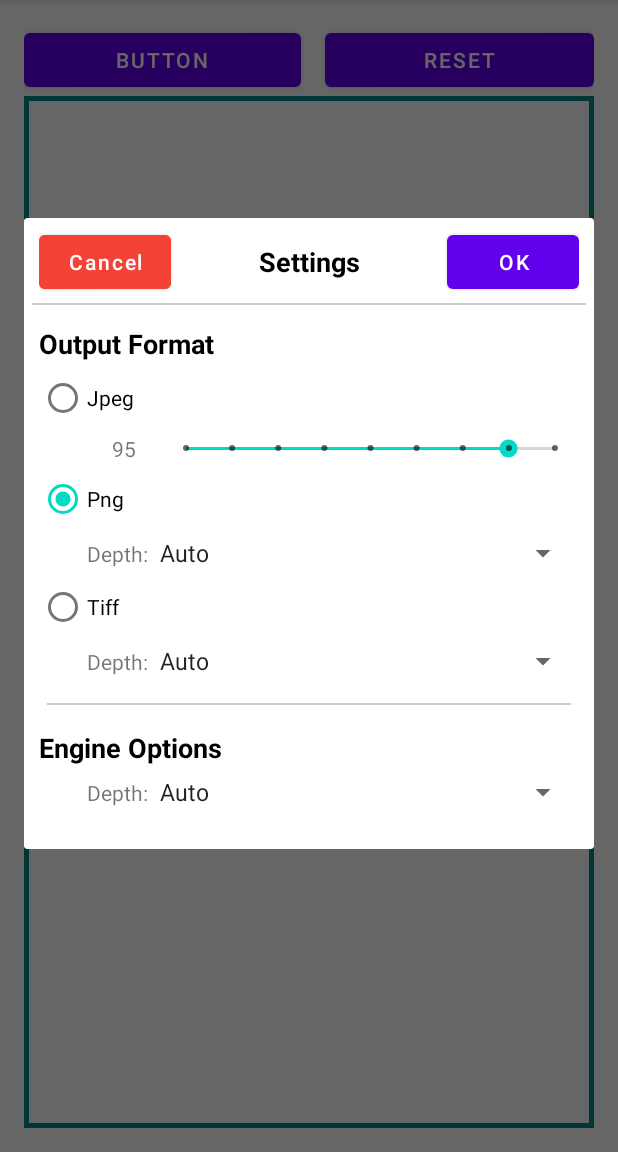
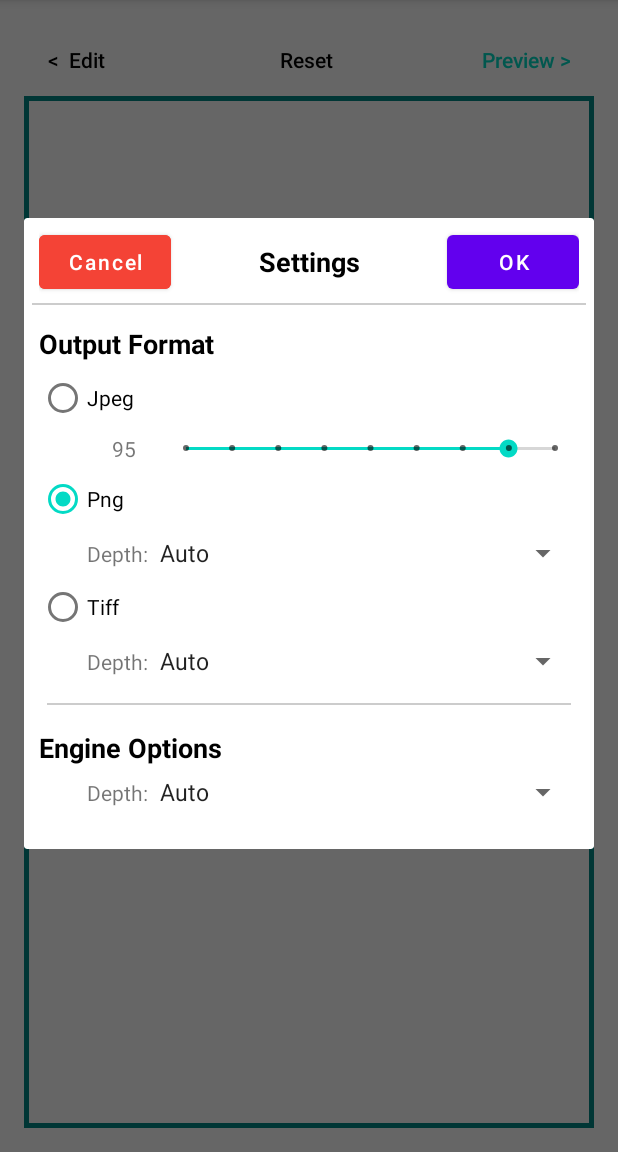
Before and after one commit to danopdev/Perspective, an Android app: the screen it shows after launch (MainActivity), after a tap on "Settings", on a phone screen of 412 x 824 dp, the part 84-1236 px from its top. Run offline under Robolectric (Android 15) with nearby library versions, the light colour scheme and no system bars; our stand-ins replace data binding; pictures from the network do not load; 4 statements that could not run were skipped.

Commit message:
Share edit and preview

```diff
--- /dev/null
+++ b/app/src/main/res/color/button_text.xml
@@ -0,0 +1,6 @@
+<?xml version="1.0" encoding="utf-8"?>
+<selector xmlns:android="http://schemas.android.com/apk/res/android">
+    <item android:state_pressed="true" android:color="@color/teal_700"/>
+    <item android:state_enabled="false" android:color="@color/teal_200"/>
+    <item android:color="@color/black"/>
+</selector>
--- a/app/src/main/res/layout/activity_main.xml
+++ b/app/src/main/res/layout/activity_main.xml
@@ -18,19 +18,39 @@
             android:orientation="horizontal">
 
             <Button
-                android:id="@+id/buttonPreview"
+                android:id="@+id/buttonEdit"
+                style="@style/Widget.AppCompat.Button.Borderless"
+                android:layout_width="wrap_content"
+                android:layout_height="wrap_content"
+                android:layout_marginRight="16dp"
+                android:layout_weight="0"
+                android:text="&lt;  Edit"
+                android:textAlignment="textStart"
+                android:textAllCaps="false"
+                android:textColor="@color/button_text" />
+
+            <Button
+                android:id="@+id/buttonReset"
+                style="@style/Widget.AppCompat.Button.Borderless"
                 android:layout_width="wrap_content"
                 android:layout_height="wrap_content"
                 android:layout_weight="1"
-                android:text="Button" />
+                android:text="Reset"
+                android:textAllCaps="false"
+                android:textColor="@color/button_text" />
 
             <Button
-                android:id="@+id/buttonReset"
+                android:id="@+id/buttonPreview"
+                style="@style/Widget.AppCompat.Button.Borderless"
                 android:layout_width="wrap_content"
                 android:layout_height="wrap_content"
                 android:layout_marginLeft="16dp"
-                android:layout_weight="1"
-                android:text="Reset" />
+                android:layout_weight="0"
+                android:enabled="false"
+                android:text="Preview &gt;"
+                android:textAlignment="textEnd"
+                android:textAllCaps="false"
+                android:textColor="@color/button_text" />
         </LinearLayout>
 
         <FrameLayout
@@ -41,10 +61,30 @@
             android:background="@color/teal_700"
             android:padding="3dp">
 
-            <com.dan.perspective.EditPerspectiveImageView
-                android:id="@+id/imageView"
+            <androidx.constraintlayout.widget.ConstraintLayout
                 android:layout_width="match_parent"
-                android:layout_height="match_parent" />
+                android:layout_height="match_parent">
+
+                <com.dan.perspective.EditPerspectiveImageView
+                    android:id="@+id/imageEdit"
+                    android:layout_width="match_parent"
+                    android:layout_height="match_parent"
+                    app:layout_constraintBottom_toBottomOf="parent"
+                    app:layout_constraintEnd_toEndOf="parent"
+                    app:layout_constraintStart_toStartOf="parent"
+                    app:layout_constraintTop_toTopOf="parent" />
+
+                <com.dan.perspective.TouchImageView
+                    android:id="@+id/imagePreview"
+                    android:layout_width="match_parent"
+                    android:layout_height="match_parent"
+                    android:visibility="gone"
+                    app:layout_constraintBottom_toTopOf="parent"
+                    app:layout_constraintEnd_toStartOf="parent"
+                    app:layout_constraintStart_toStartOf="parent"
+                    app:layout_constraintTop_toTopOf="parent" />
+
+            </androidx.constraintlayout.widget.ConstraintLayout>
 
         </FrameLayout>
 
```
Also changed, not shown: app/src/main/java/com/dan/perspective/MainActivity.kt (+17 -7 lines), app/src/main/java/com/dan/perspective/PreviewDialog.kt (deleted, +0 -37 lines), app/src/main/res/layout/preview_dialog.xml (deleted, +0 -50 lines).
